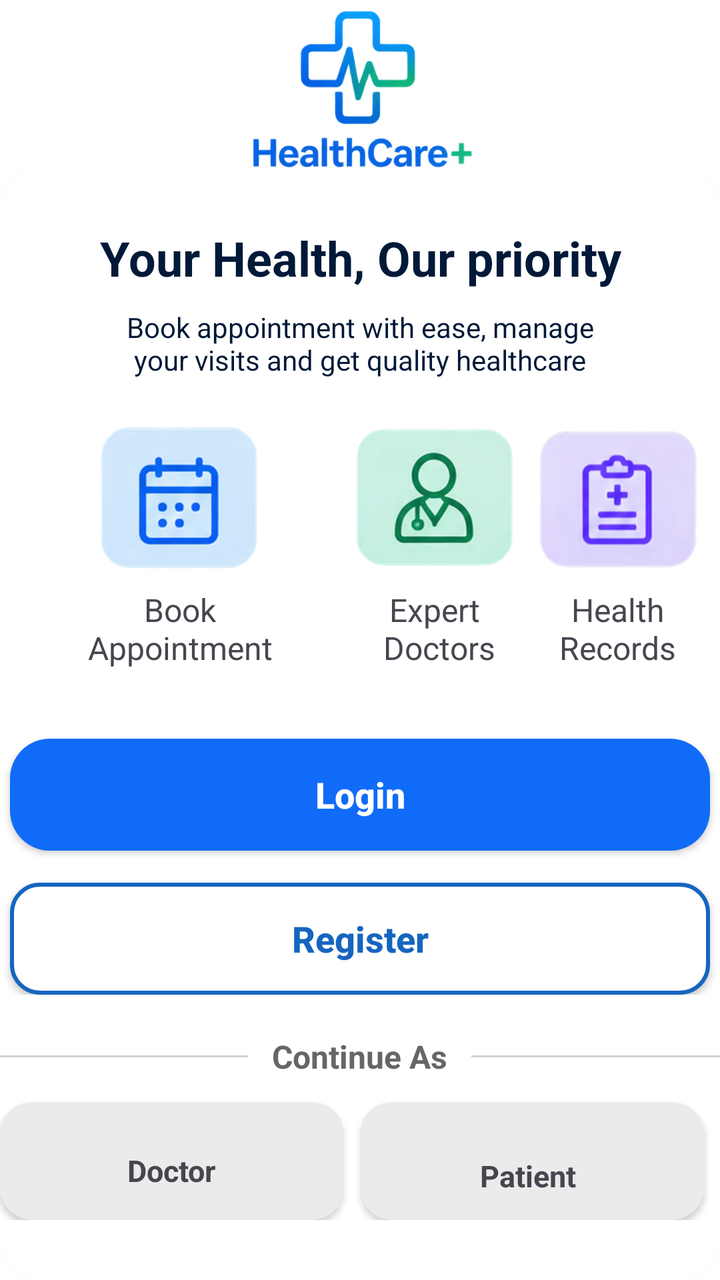
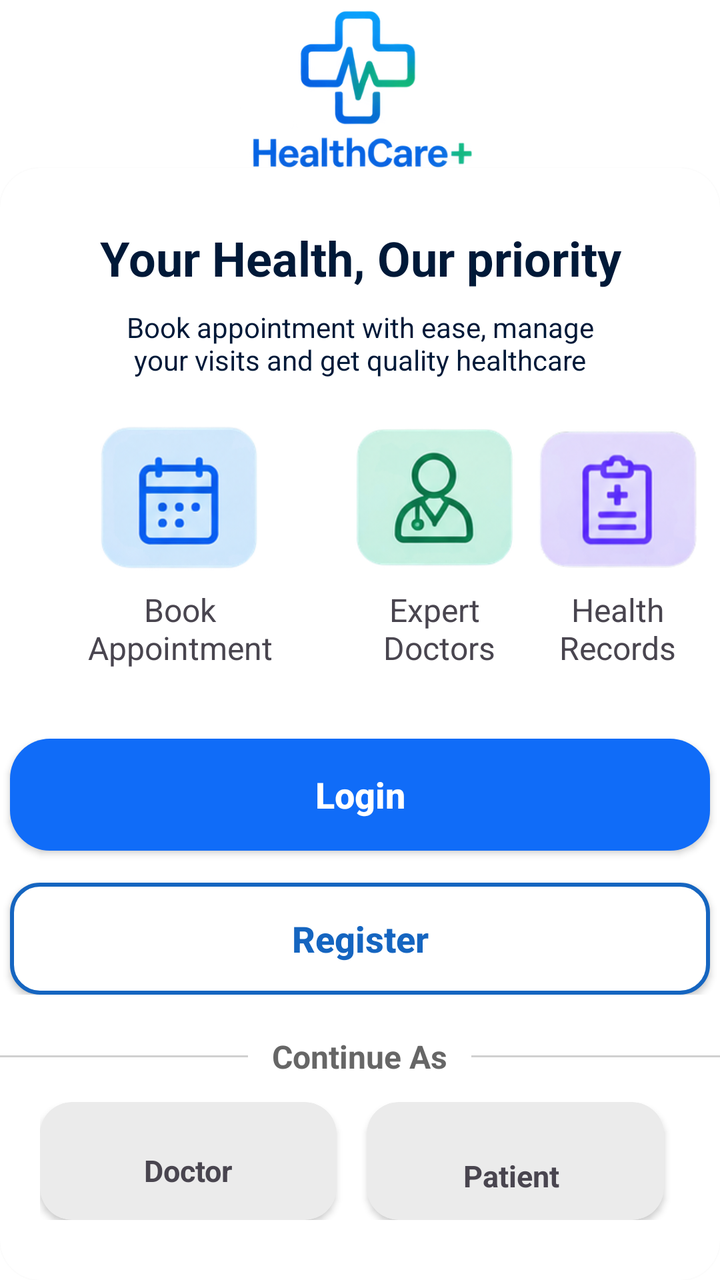

Before-and-after screenshots of an Android layout around one commit, followed by the original layout XML and the change that was made.
<!-- AndroidManifest.xml: application theme Theme.Hospital_Appointment_System -->
<!-- res/layout/activity_main.xml -->
<?xml version="1.0" encoding="utf-8"?>
<RelativeLayout xmlns:android="http://schemas.android.com/apk/res/android"
    xmlns:app="http://schemas.android.com/apk/res-auto"
    xmlns:tools="http://schemas.android.com/tools"
    android:id="@+id/main"
   android:layout_marginTop="30dp"
    android:layout_width="match_parent"
    android:layout_height="match_parent"
    android:background="@color/white"
    android:orientation="vertical"
    tools:context=".MainActivity">


    <ImageView
        android:layout_width="match_parent"
        android:layout_height="99dp"
        android:src="@drawable/logo" />

    <ImageView
        android:layout_width="match_parent"
        android:layout_height="386dp"
        android:src="@drawable/backhospital" />

    <androidx.cardview.widget.CardView
        android:layout_width="match_parent"
        android:layout_height="wrap_content"
        android:layout_alignParentBottom="true"
        app:cardBackgroundColor="#FFFFFF"
        app:cardCornerRadius="20dp">

        <LinearLayout
            android:layout_marginTop="20dp"
            android:layout_width="match_parent"
            android:layout_height="wrap_content"
            android:orientation="vertical">

            <LinearLayout
                android:layout_width="match_parent"
                android:gravity="center"
                android:layout_height="wrap_content"
                android:orientation="vertical">


                <TextView
                    android:id="@+id/textView3"
                    android:layout_width="match_parent"
                    android:layout_height="50dp"
                    android:gravity="center"
                    android:textColor="@color/text_color"
                    android:text="Your Health, Our priority"
                    android:textSize="24sp"
                    android:textStyle="bold" />

                <TextView
                    android:id="@+id/textView4"
                    android:layout_width="250dp"
                    android:layout_height="wrap_content"
                    android:textColor="@color/text_color"
                    android:gravity="center"
                    android:text="Book appointment with ease, manage your visits and get quality healthcare" />
            </LinearLayout>

            <GridLayout
                android:orientation="horizontal"
                android:rowCount="1"
                android:columnCount="3"
                android:gravity="center"
                android:layout_width="match_parent"
                android:paddingStart="40dp"
                android:layout_gravity="center"
                android:layout_marginTop="20dp"
                android:layout_height="wrap_content">


                <LinearLayout
                    android:layout_width="wrap_content"
                    android:layout_height="wrap_content"
                    android:layout_row="0"
                    android:layout_column="0"
                    android:layout_gravity="center"
                    android:layout_marginEnd="50dp"
                    android:gravity="center"
                    android:orientation="vertical">


                    <ImageView
                        android:id="@+id/booking"
                        android:layout_width="80dp"
                        android:layout_height="80dp"
                        app:srcCompat="@drawable/bookapp" />

                    <TextView
                        android:id="@+id/book_app"
                        android:layout_width="100dp"
                        android:layout_height="50dp"
                        android:gravity="center"
                        android:text="Book\nAppointment"
                        android:textSize="16sp" />
                </LinearLayout>

                <LinearLayout
                    android:layout_width="wrap_content"
                    android:layout_height="wrap_content"
                    android:layout_marginStart="-13dp"
                    android:layout_row="0"
                    android:layout_column="1"
                    android:layout_gravity="center"
                    android:orientation="vertical">

                    <ImageView
                        android:id="@+id/doctor"
                        android:layout_width="80dp"
                        android:layout_height="80dp"
                        app:srcCompat="@drawable/doctor" />

                    <TextView
                        android:id="@+id/exp_doc"
                        android:layout_width="80dp"
                        android:gravity="center"
                        android:layout_height="50dp"
                        android:text="Expert\n Doctors"
                        android:textSize="16sp" />

                </LinearLayout>

                <LinearLayout
                    android:layout_width="wrap_content"
                    android:layout_height="wrap_content"
                    android:layout_row="0"
                    android:layout_column="2"
                    android:layout_gravity="center"
                    android:orientation="vertical">

                    <ImageView
                        android:id="@+id/records"
                        android:layout_width="80dp"
                        android:layout_height="80dp"
                        app:srcCompat="@drawable/healthrecoards" />

                    <TextView
                        android:id="@+id/health_recoards"
                        android:gravity="center"
                        android:layout_width="80dp"
                        android:layout_height="50dp"
                        android:text="Health Records"
                        android:textSize="16sp" />

                </LinearLayout>
            </GridLayout>




            <LinearLayout
                android:layout_marginTop="30dp"
                android:orientation="vertical"
                android:layout_width="match_parent"
                android:gravity="center"
                android:background="#FFFFFF"
                android:layout_height="wrap_content">

                <androidx.appcompat.widget.AppCompatButton
                    android:id="@+id/btnLogin"
                    android:layout_width="350dp"
                    android:layout_height="56dp"
                    android:text="Login"
                    android:textAllCaps="false"
                    android:textSize="18sp"
                    android:textStyle="bold"
                    android:textColor="@android:color/white"
                    android:background="@drawable/login"
                    android:layout_marginBottom="16dp"/>

                <androidx.appcompat.widget.AppCompatButton

                    android:id="@+id/btnRegister"
                    android:layout_width="350dp"
                    android:layout_height="56dp"
                    android:text="Register"
                    android:textAllCaps="false"
                    android:textSize="18sp"
                    android:textStyle="bold"
                    android:textColor="#1565C0"
                    android:background="@drawable/register"
                    android:backgroundTint="@null"
                    android:minHeight="0dp"
                    android:minWidth="0dp"
                    android:padding="0dp"/>

            </LinearLayout>
            <LinearLayout
                android:layout_width="match_parent"
                android:layout_height="wrap_content"
                android:orientation="horizontal"
                android:gravity="center_vertical"
                android:layout_marginTop="20dp"
                android:layout_marginBottom="12dp">

                
                <View
                    android:layout_width="0dp"
                    android:layout_height="1dp"
                    android:layout_weight="1"
                    android:background="#D0D0D0"/>

                
                <TextView
                    android:layout_width="wrap_content"
                    android:layout_height="wrap_content"
                    android:text="Continue As"
                    android:textStyle="bold"
                    android:textSize="16sp"
                    android:textColor="#666666"
                    android:paddingStart="12dp"
                    android:paddingEnd="12dp"/>

                
                <View
                    android:layout_width="0dp"
                    android:layout_height="1dp"
                    android:layout_weight="1"
                    android:background="#D0D0D0"/>

            </LinearLayout>


            <LinearLayout
                android:layout_width="match_parent"
                android:layout_height="wrap_content"
                android:orientation="horizontal"
                android:layout_marginBottom="30dp"
                android:weightSum="2">

                <androidx.cardview.widget.CardView

                    android:layout_width="0dp"
                    android:layout_height="59dp"
                    android:layout_marginEnd="8dp"
                    android:layout_weight="1"
                    app:cardBackgroundColor="#EBEBEB"
                    app:cardCornerRadius="16dp">

                    <LinearLayout
                        android:id="@+id/con_doc"
                        android:layout_width="match_parent"
                        android:layout_height="wrap_content"
                        android:gravity="center"
                        android:orientation="horizontal"
                        android:padding="12dp">

                        <TextView
                            android:layout_width="wrap_content"
                            android:layout_height="wrap_content"
                            android:layout_marginTop="8dp"
                            android:text="Doctor"
                            android:textSize="15sp"
                            android:textStyle="bold" />
                    </LinearLayout>


                </androidx.cardview.widget.CardView>


                <androidx.cardview.widget.CardView

                    android:layout_width="0dp"
                    android:layout_height="59dp"
                    android:layout_marginEnd="8dp"
                    android:layout_weight="1"
                    app:cardBackgroundColor="#EBEBEB"
                    app:cardCornerRadius="16dp">

                    <LinearLayout
                        android:id="@+id/con_patient"
                        android:layout_width="match_parent"
                        android:layout_height="58dp"
                        android:gravity="center"
                        android:orientation="horizontal"
                        android:padding="12dp">

                        <TextView
                            android:layout_width="wrap_content"
                            android:layout_height="wrap_content"
                            android:layout_marginTop="8dp"
                            android:text="Patient "
                            android:textSize="15sp"
                            android:textStyle="bold" />
                    </LinearLayout>


                </androidx.cardview.widget.CardView>

            </LinearLayout>



        </LinearLayout>

    </androidx.cardview.widget.CardView>


</RelativeLayout>
<!-- resources referenced by this layout -->
<resources>
  <color name="text_color">#001938</color>
  <color name="white">#FFFFFFFF</color>
  <!-- drawable backhospital: png bitmap (drawable, 392837 bytes) -->
  <!-- drawable bookapp: png bitmap (drawable, 28443 bytes) -->
  <!-- drawable doctor: png bitmap (drawable, 33493 bytes) -->
  <!-- drawable healthrecoards: png bitmap (drawable, 30379 bytes) -->
  <!-- drawable login (drawable) -->
  <?xml version="1.0" encoding="utf-8"?>
  <shape xmlns:android="http://schemas.android.com/apk/res/android"
      android:shape="rectangle">
      <solid android:color="@color/main_loginbtn_color"/>
      <corners android:radius="20dp"/>
  </shape>
  <!-- drawable logo: png bitmap (drawable, 83631 bytes) -->
  <!-- drawable register (drawable) -->
  <?xml version="1.0" encoding="utf-8"?>
  <shape xmlns:android="http://schemas.android.com/apk/res/android">
  
      <solid android:color="#FFFFFF"/>
  
      <stroke
          android:width="2dp"
          android:color="#1565C0"/>
  
      <corners android:radius="14dp"/>
  
  </shape>
  <style name="Theme.Hospital_Appointment_System" parent="Base.Theme.Hospital_Appointment_System" />
  <color name="main_loginbtn_color">#106CF8</color>
  <style name="Base.Theme.Hospital_Appointment_System" parent="Theme.Material3.DayNight.NoActionBar">
          
          
      </style>
</resources>

<!-- the commit's change to res/layout/activity_main.xml (unified diff, before → after) -->
@@ -29,15 +29,15 @@
         app:cardCornerRadius="20dp">
 
         <LinearLayout
-            android:layout_marginTop="20dp"
             android:layout_width="match_parent"
             android:layout_height="wrap_content"
+            android:layout_marginTop="20dp"
             android:orientation="vertical">
 
             <LinearLayout
                 android:layout_width="match_parent"
+                android:layout_height="wrap_content"
                 android:gravity="center"
-                android:layout_height="wrap_content"
                 android:orientation="vertical">
 
 
@@ -46,8 +46,8 @@
                     android:layout_width="match_parent"
                     android:layout_height="50dp"
                     android:gravity="center"
+                    android:text="Your Health, Our priority"
                     android:textColor="@color/text_color"
-                    android:text="Your Health, Our priority"
                     android:textSize="24sp"
                     android:textStyle="bold" />
 
@@ -55,21 +55,21 @@
                     android:id="@+id/textView4"
                     android:layout_width="250dp"
                     android:layout_height="wrap_content"
-                    android:textColor="@color/text_color"
                     android:gravity="center"
-                    android:text="Book appointment with ease, manage your visits and get quality healthcare" />
+                    android:text="Book appointment with ease, manage your visits and get quality healthcare"
+                    android:textColor="@color/text_color" />
             </LinearLayout>
 
             <GridLayout
-                android:orientation="horizontal"
-                android:rowCount="1"
+                android:layout_width="match_parent"
+                android:layout_height="wrap_content"
+                android:layout_gravity="center"
+                android:layout_marginTop="20dp"
                 android:columnCount="3"
                 android:gravity="center"
-                android:layout_width="match_parent"
+                android:orientation="horizontal"
                 android:paddingStart="40dp"
-                android:layout_gravity="center"
-                android:layout_marginTop="20dp"
-                android:layout_height="wrap_content">
+                android:rowCount="1">
 
 
                 <LinearLayout
@@ -101,10 +101,10 @@
                 <LinearLayout
                     android:layout_width="wrap_content"
                     android:layout_height="wrap_content"
-                    android:layout_marginStart="-13dp"
                     android:layout_row="0"
                     android:layout_column="1"
                     android:layout_gravity="center"
+                    android:layout_marginStart="-13dp"
                     android:orientation="vertical">
 
                     <ImageView
@@ -116,8 +116,8 @@
                     <TextView
                         android:id="@+id/exp_doc"
                         android:layout_width="80dp"
-                        android:gravity="center"
                         android:layout_height="50dp"
+                        android:gravity="center"
                         android:text="Expert\n Doctors"
                         android:textSize="16sp" />
 
@@ -139,9 +139,9 @@
 
                     <TextView
                         android:id="@+id/health_recoards"
-                        android:gravity="center"
                         android:layout_width="80dp"
                         android:layout_height="50dp"
+                        android:gravity="center"
                         android:text="Health Records"
                         android:textSize="16sp" />
 
@@ -149,77 +149,76 @@
             </GridLayout>
 
 
-
-
             <LinearLayout
+                android:layout_width="match_parent"
+                android:layout_height="wrap_content"
                 android:layout_marginTop="30dp"
-                android:orientation="vertical"
-                android:layout_width="match_parent"
+                android:background="#FFFFFF"
                 android:gravity="center"
-                android:background="#FFFFFF"
-                android:layout_height="wrap_content">
+                android:orientation="vertical">
 
                 <androidx.appcompat.widget.AppCompatButton
                     android:id="@+id/btnLogin"
                     android:layout_width="350dp"
                     android:layout_height="56dp"
+                    android:layout_marginBottom="16dp"
+                    android:background="@drawable/login"
                     android:text="Login"
                     android:textAllCaps="false"
+                    android:textColor="@android:color/white"
                     android:textSize="18sp"
-                    android:textStyle="bold"
-                    android:textColor="@android:color/white"
-                    android:background="@drawable/login"
-                    android:layout_marginBottom="16dp"/>
+                    android:textStyle="bold" />
 
                 <androidx.appcompat.widget.AppCompatButton
 
                     android:id="@+id/btnRegister"
                     android:layout_width="350dp"
                     android:layout_height="56dp"
+                    android:background="@drawable/register"
+                    android:backgroundTint="@null"
+                    android:minWidth="0dp"
+                    android:minHeight="0dp"
+                    android:padding="0dp"
                     android:text="Register"
                     android:textAllCaps="false"
+                    android:textColor="#1565C0"
                     android:textSize="18sp"
-                    android:textStyle="bold"
-                    android:textColor="#1565C0"
-                    android:background="@drawable/register"
-                    android:backgroundTint="@null"
-                    android:minHeight="0dp"
-                    android:minWidth="0dp"
-                    android:padding="0dp"/>
+                    android:textStyle="bold" />
 
             </LinearLayout>
+
             <LinearLayout
                 android:layout_width="match_parent"
                 android:layout_height="wrap_content"
-                android:orientation="horizontal"
+                android:layout_marginTop="20dp"
+                android:layout_marginBottom="12dp"
                 android:gravity="center_vertical"
-                android:layout_marginTop="20dp"
-                android:layout_marginBottom="12dp">
+                android:orientation="horizontal">
 
                 
                 <View
                     android:layout_width="0dp"
                     android:layout_height="1dp"
                     android:layout_weight="1"
-                    android:background="#D0D0D0"/>
+                    android:background="#D0D0D0" />
 
                 
                 <TextView
                     android:layout_width="wrap_content"
                     android:layout_height="wrap_content"
+                    android:paddingStart="12dp"
+                    android:paddingEnd="12dp"
                     android:text="Continue As"
-                    android:textStyle="bold"
+                    android:textColor="#666666"
                     android:textSize="16sp"
-                    android:textColor="#666666"
-                    android:paddingStart="12dp"
-                    android:paddingEnd="12dp"/>
+                    android:textStyle="bold" />
 
                 
                 <View
                     android:layout_width="0dp"
                     android:layout_height="1dp"
                     android:layout_weight="1"
-                    android:background="#D0D0D0"/>
+                    android:background="#D0D0D0" />
 
             </LinearLayout>
 
@@ -227,15 +226,17 @@
             <LinearLayout
                 android:layout_width="match_parent"
                 android:layout_height="wrap_content"
+                android:layout_marginBottom="30dp"
                 android:orientation="horizontal"
-                android:layout_marginBottom="30dp"
+                android:paddingLeft="20dp"
+                android:paddingRight="20dp"
                 android:weightSum="2">
 
                 <androidx.cardview.widget.CardView
 
                     android:layout_width="0dp"
                     android:layout_height="59dp"
-                    android:layout_marginEnd="8dp"
+                    android:layout_marginEnd="15dp"
                     android:layout_weight="1"
                     app:cardBackgroundColor="#EBEBEB"
                     app:cardCornerRadius="16dp">
@@ -293,7 +294,6 @@
             </LinearLayout>
 
 
-
         </LinearLayout>
 
     </androidx.cardview.widget.CardView>
